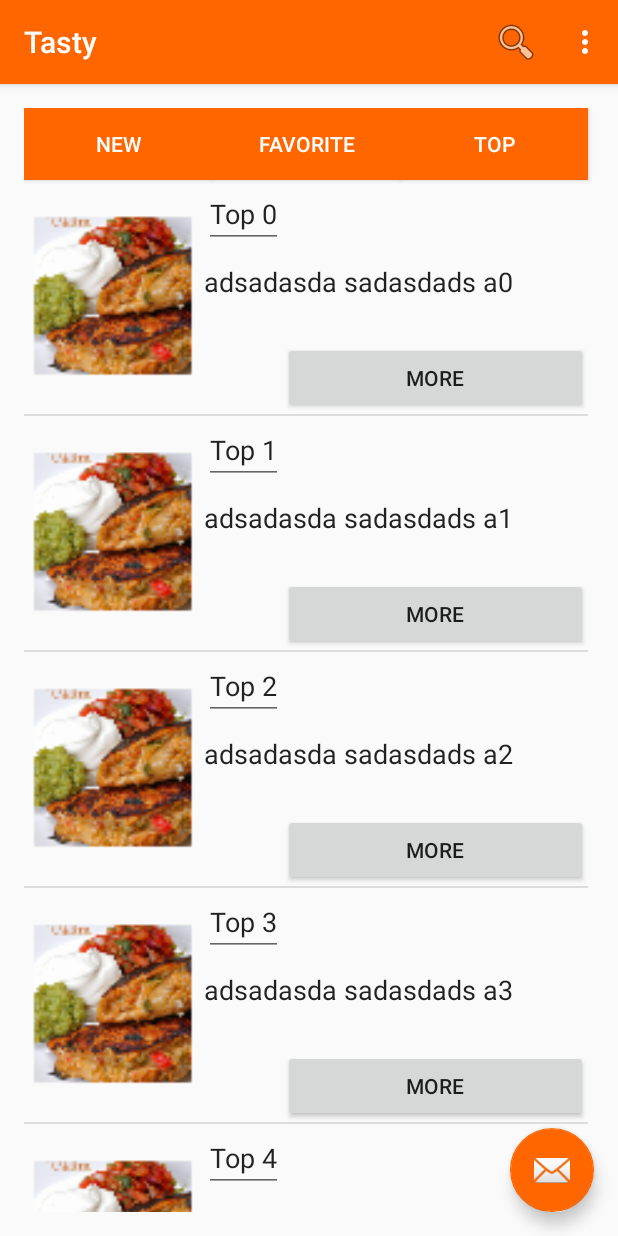
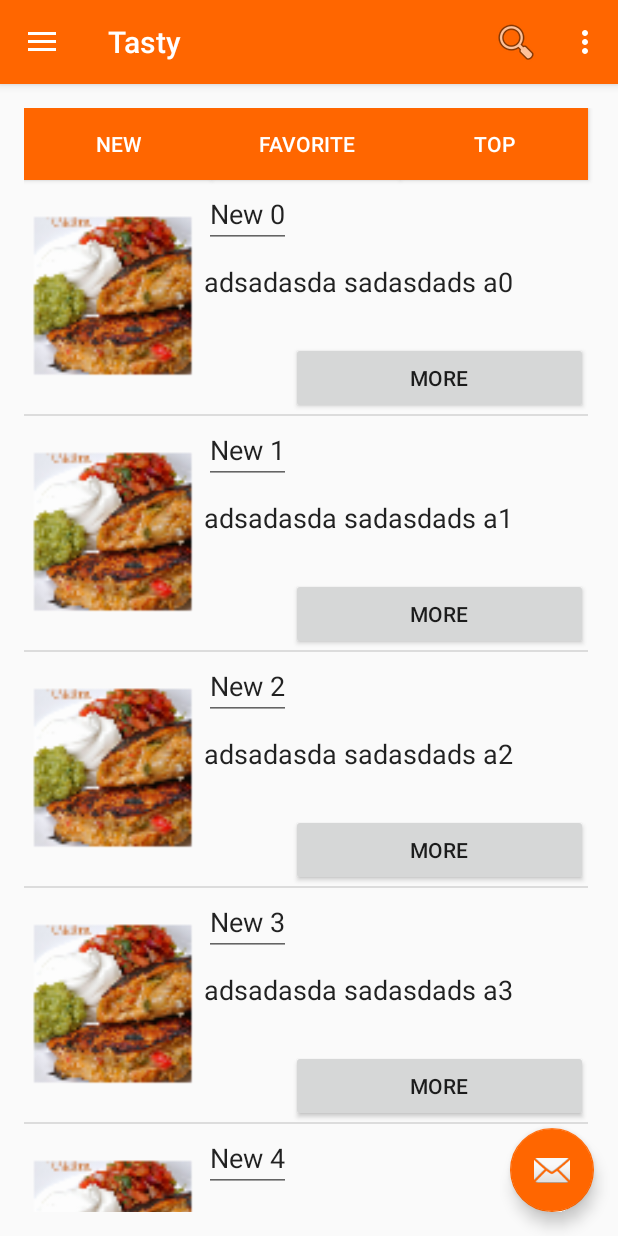
Before and after one commit to MarAvFe/TastyTEC, an Android app: the screen it shows after launch (MainActivity), in the options menu, after a tap on "Settings", on a phone screen of 412 x 824 dp. Run offline under Robolectric (Android 15) with nearby library versions, the phone set to English and light mode, and no system bars.

Commit message:
Se incluye el drawer de nuevo. (La barra lateral)

```diff
--- a/app/src/main/java/com/example/josti/tasty/MainActivity.java
+++ b/app/src/main/java/com/example/josti/tasty/MainActivity.java
@@ -5,6 +5,7 @@ import android.content.Intent;
 import android.os.Bundle;
 import android.support.v4.view.GravityCompat;
 import android.support.v4.widget.DrawerLayout;
+import android.support.v7.app.ActionBarDrawerToggle;
 import android.support.v7.app.AppCompatActivity;
 import android.support.v7.widget.Toolbar;
 import android.view.LayoutInflater;
@@ -34,6 +35,12 @@ public class MainActivity extends AppCompatActivity {
         setContentView(R.layout.activity_main);
         Toolbar toolbar = (Toolbar) findViewById(R.id.toolbar);
         setSupportActionBar(toolbar);
+
+        DrawerLayout drawer = (DrawerLayout) findViewById(R.id.drawer_layout);
+        ActionBarDrawerToggle toggle = new ActionBarDrawerToggle(
+                this, drawer, toolbar, R.string.navigation_drawer_open, R.string.navigation_drawer_close);
+        drawer.setDrawerListener(toggle);
+        toggle.syncState();
 
         ListView lv = (ListView) findViewById(R.id.listView);
         loadRecipeDefault();
@@ -180,6 +187,8 @@ public class MainActivity extends AppCompatActivity {
             mainViewHolder.description.setText(dataDescription.get(position));
             return convertView;
         }
+
+
     }
 
     public class ViewHolder{
@@ -187,7 +196,6 @@ public class MainActivity extends AppCompatActivity {
         TextView title;
         TextView description;
         Button button;
-
     }
 
 }
```
Also changed, not shown: 11 other files.
